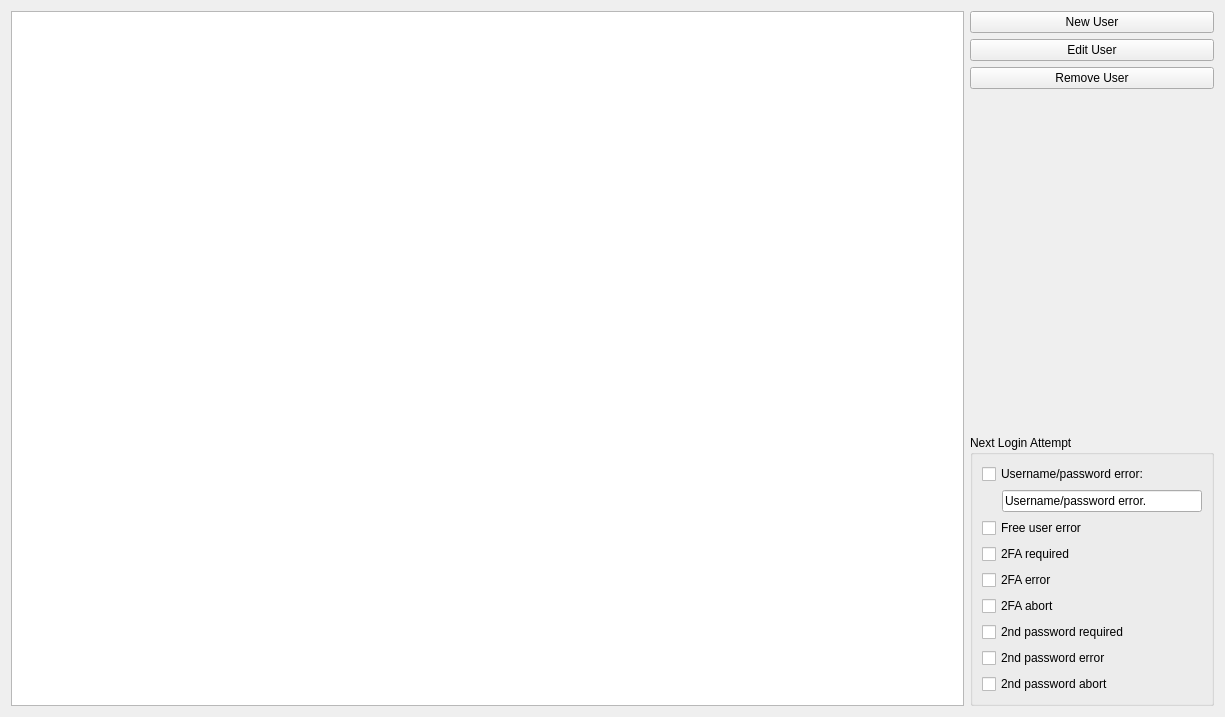
The window that internal/frontend/bridge-gui/bridge-gui-tester/Tabs/UsersTab.ui (ProtonMail/proton-bridge) describes before a commit, drawn with Qt 5.
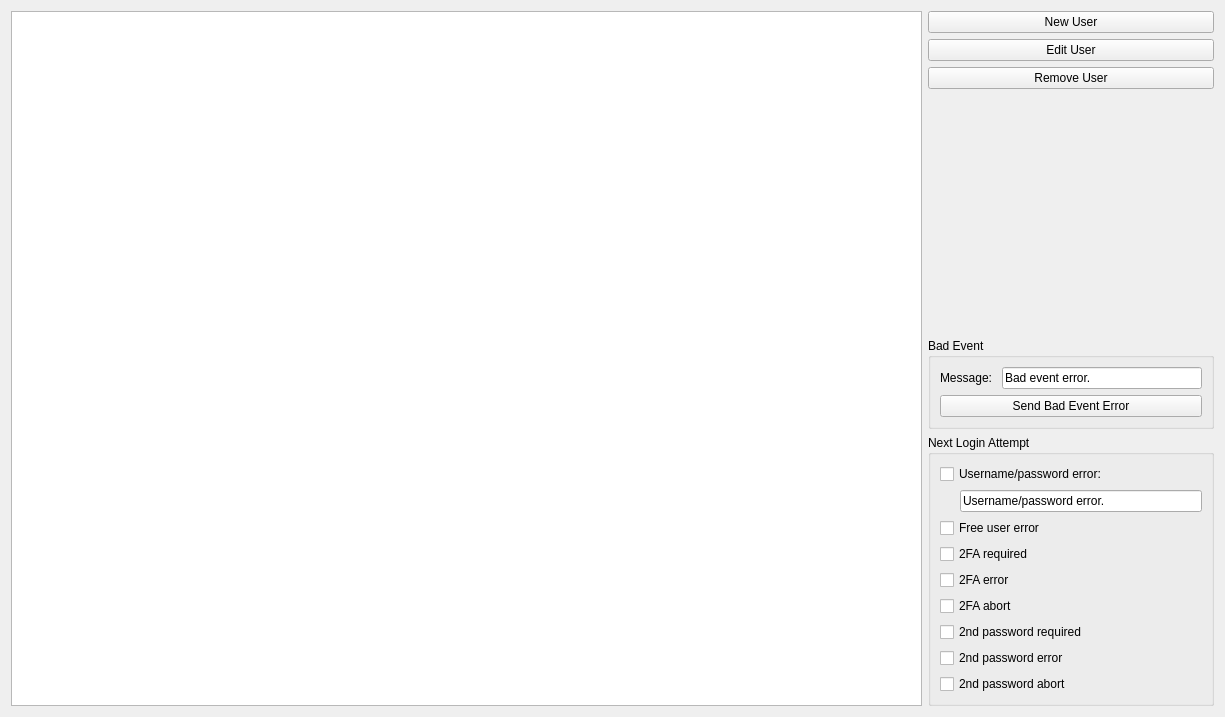
The same window after the commit.

Commit message: GODT-1770: handle UserBadEvent in CLI and gRPC.

Diff of the .ui file:
```diff
--- a/internal/frontend/bridge-gui/bridge-gui-tester/Tabs/UsersTab.ui
+++ b/internal/frontend/bridge-gui/bridge-gui-tester/Tabs/UsersTab.ui
@@ -67,7 +67,53 @@
       </spacer>
      </item>
      <item>
-      <widget class="QGroupBox" name="groupBox">
+      <widget class="QGroupBox" name="groupBoxBadEvent">
+       <property name="minimumSize">
+        <size>
+         <width>0</width>
+         <height>0</height>
+        </size>
+       </property>
+       <property name="title">
+        <string>Bad Event</string>
+       </property>
+       <layout class="QVBoxLayout" name="verticalLayout_3">
+        <item>
+         <layout class="QHBoxLayout" name="horizontalLayout_3">
+          <item>
+           <widget class="QLabel" name="labelUserBadEvent">
+            <property name="text">
+             <string>Message: </string>
+            </property>
+           </widget>
+          </item>
+          <item>
+           <widget class="QLineEdit" name="editUserBadEvent">
+            <property name="minimumSize">
+             <size>
+              <width>200</width>
+              <height>0</height>
+             </size>
+            </property>
+            <property name="text">
+             <string>Bad event error.</string>
+            </property>
+           </widget>
+          </item>
+         </layout>
+        </item>
+        <item>
+         <widget class="QPushButton" name="buttonUserBadEvent">
+          <property name="text">
+           <string>Send Bad Event Error</string>
+          </property>
+         </widget>
+        </item>
+       </layout>
+      </widget>
+     </item>
+     <item>
+      <widget class="QGroupBox" name="groupBoxNextLogin">
        <property name="minimumSize">
         <size>
          <width>0</width>
```
The commit also changes 22 other files.
